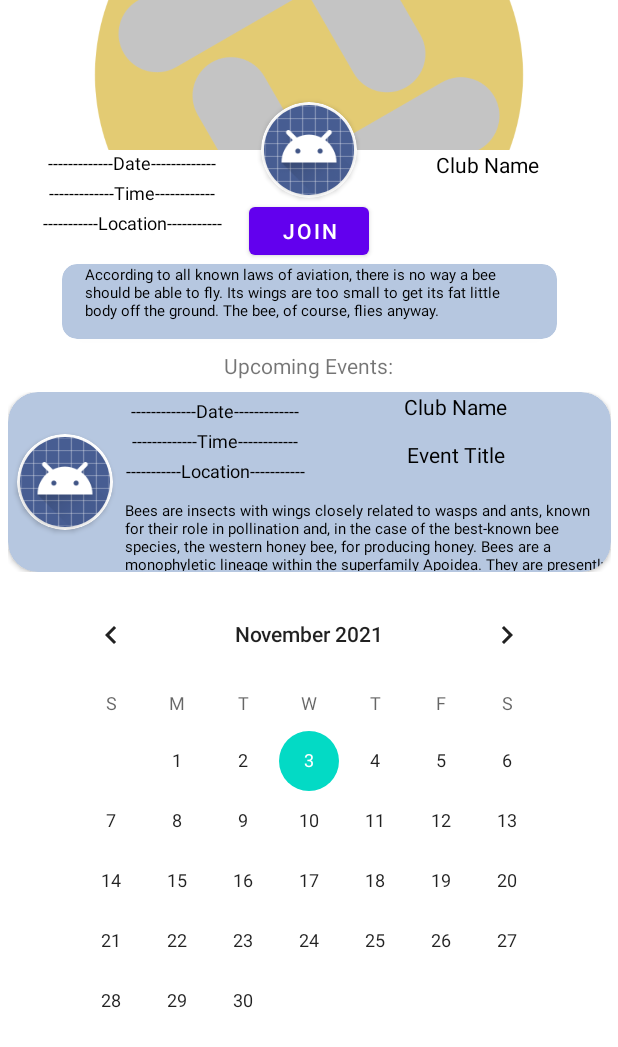
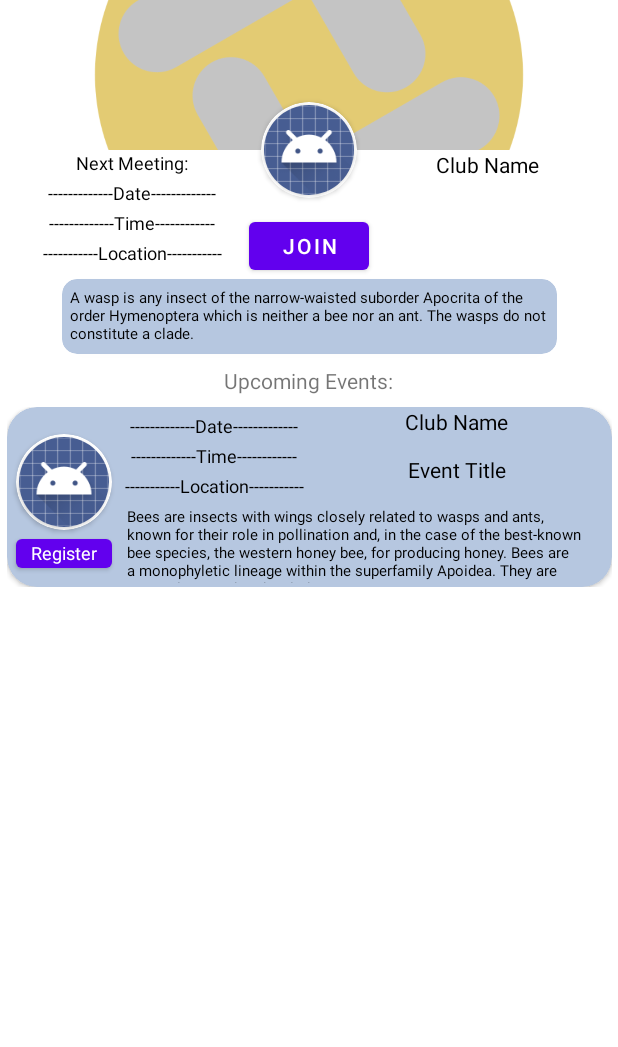
Before and after one commit to Jaspann/Eventified, an Android app: the fragment ClubFragment shown on its own in the app's theme, on a phone screen of 412 x 824 dp. Shown: the top 1047 px of the screen. Run offline under Robolectric (Android 15) with nearby library versions, the phone set to English and light mode, and no system bars.

Commit message:
Add temporary register button on ClubCard.

```diff
--- a/app/src/main/res/layout/club_card.xml
+++ b/app/src/main/res/layout/club_card.xml
@@ -23,7 +23,7 @@
                 android:layout_width="64dp"
                 android:layout_height="64dp"
                 android:layout_marginStart="6dp"
-                android:layout_marginTop="28dp"
+                android:layout_marginTop="18dp"
                 app:cardBackgroundColor="@color/white"
                 app:cardCornerRadius="60dp"
                 app:layout_constraintStart_toStartOf="parent"
@@ -89,15 +89,15 @@
 
             <TextView
                 android:id="@+id/textView3"
-                android:layout_width="324dp"
-                android:layout_height="47dp"
+                android:layout_width="325dp"
+                android:layout_height="55dp"
                 android:layout_marginStart="8dp"
-                android:layout_marginTop="72dp"
+                android:padding="2dp"
                 android:text="@string/example_description"
                 android:textColor="#000000"
                 android:textSize="10sp"
                 app:layout_constraintStart_toEndOf="@+id/cardView2"
-                app:layout_constraintTop_toTopOf="parent"
+                app:layout_constraintTop_toBottomOf="@+id/textView5"
                 tools:ignore="SmallSp" />
 
             <TextView
@@ -110,20 +110,42 @@
                 android:textColor="#000000"
                 android:textSize="14sp"
                 app:layout_constraintEnd_toEndOf="parent"
+                app:layout_constraintHorizontal_bias="1.0"
+                app:layout_constraintStart_toEndOf="@+id/textView2"
                 app:layout_constraintTop_toTopOf="parent" />
 
             <TextView
                 android:id="@+id/textView5"
                 android:layout_width="191dp"
                 android:layout_height="32dp"
-                android:layout_marginEnd="8dp"
                 android:text="@string/event_title"
                 android:textAlignment="center"
                 android:textColor="#000000"
                 android:textSize="14sp"
-                app:layout_constraintEnd_toEndOf="parent"
+                app:layout_constraintStart_toStartOf="@+id/textView4"
                 app:layout_constraintTop_toBottomOf="@+id/textView4" />
+
+            <Button
+                android:id="@+id/button2"
+                android:layout_width="64dp"
+                android:layout_height="31dp"
+                app:layout_constraintStart_toStartOf="@+id/cardView2"
+                app:layout_constraintTop_toBottomOf="@+id/cardView2" />
+
+            <TextView
+                android:layout_width="wrap_content"
+                android:layout_height="18dp"
+                android:elevation="20dp"
+                android:text="Register"
+                android:textSize="12sp"
+                android:textColor="#FFFFFF"
+                app:layout_constraintBottom_toBottomOf="@+id/button2"
+                app:layout_constraintEnd_toEndOf="@+id/button2"
+                app:layout_constraintStart_toStartOf="@+id/button2"
+                app:layout_constraintTop_toBottomOf="@+id/cardView2" />
+
         </androidx.constraintlayout.widget.ConstraintLayout>
     </androidx.cardview.widget.CardView>
 
+
 </androidx.constraintlayout.widget.ConstraintLayout>
--- a/app/src/main/res/layout/fragment_club.xml
+++ b/app/src/main/res/layout/fragment_club.xml
@@ -6,6 +6,9 @@
     android:layout_height="match_parent"
     tools:context=".ClubFragment">
 
+    <ScrollView
+        android:layout_width="match_parent"
+        android:layout_height="match_parent">
         <androidx.constraintlayout.widget.ConstraintLayout
             android:layout_width="wrap_content"
             android:layout_height="wrap_content">
@@ -16,6 +19,7 @@
                 android:layout_width="80dp"
                 android:layout_height="44dp"
                 android:text="@string/join"
+                android:layout_marginTop="10dp"
                 app:layout_constraintEnd_toEndOf="parent"
                 app:layout_constraintStart_toStartOf="parent"
                 app:layout_constraintTop_toBottomOf="@+id/cardView2" />
@@ -36,8 +40,19 @@
                 android:id="@+id/textView2"
                 android:layout_width="120dp"
                 android:layout_height="20dp"
+                android:text="@string/date_placeholder"
+                android:textAlignment="center"
+                android:textColor="#000000"
+                android:textSize="12sp"
+                app:layout_constraintStart_toStartOf="@+id/textView9"
+                app:layout_constraintTop_toBottomOf="@+id/textView9" />
+
+            <TextView
+                android:id="@+id/textView9"
+                android:layout_width="120dp"
+                android:layout_height="20dp"
                 android:layout_marginStart="28dp"
-            android:text="@string/date_placeholder"
+                android:text="@string/next_meeting"
                 android:textAlignment="center"
                 android:textColor="#000000"
                 android:textSize="12sp"
@@ -80,12 +95,12 @@
                 android:id="@+id/cardView2"
                 android:layout_width="64dp"
                 android:layout_height="64dp"
-            android:layout_marginTop="68dp"
                 app:cardBackgroundColor="@color/white"
                 app:cardCornerRadius="60dp"
+                android:layout_marginTop="-32dp"
                 app:layout_constraintEnd_toEndOf="parent"
                 app:layout_constraintStart_toStartOf="parent"
-            app:layout_constraintTop_toTopOf="parent">
+                app:layout_constraintTop_toBottomOf="@+id/bannerImageView">
 
                 <androidx.cardview.widget.CardView
                     android:layout_width="60dp"
@@ -125,8 +140,9 @@
 
                     <TextView
                         android:id="@+id/textView3"
-                    android:layout_width="300dp"
-                    android:layout_height="50dp"
+                        android:layout_width="match_parent"
+                        android:layout_height="match_parent"
+                        android:padding="5dp"
                         android:text="@string/example_description_2"
                         android:textColor="#000000"
                         android:textSize="10sp"
@@ -161,17 +177,8 @@
                 app:layout_constraintTop_toBottomOf="@+id/textView8" />
 
 
-        <CalendarView
-            android:id="@+id/calendarView"
-            android:layout_width="wrap_content"
-            android:layout_height="wrap_content"
-            android:layout_marginTop="8dp"
-            app:layout_constraintEnd_toEndOf="parent"
-            app:layout_constraintStart_toStartOf="parent"
-            app:layout_constraintTop_toBottomOf="@+id/include" />
-
         </androidx.constraintlayout.widget.ConstraintLayout>
 
-
+    </ScrollView>
 
 </FrameLayout>
--- a/app/src/main/res/values/strings.xml
+++ b/app/src/main/res/values/strings.xml
@@ -79,9 +79,10 @@
     <string name="placeholder_time">12:00 AM - 12:00 AM :</string>
     <string name="placeholder_short_event_description">Short Event Description</string>
     <string name="placeholder_location">-----------Location-----------</string>
-    <string name="example_description_2">According to all known laws of aviation, there is no way a bee should be able to fly. Its wings are too small to get its fat little body off the ground. The bee, of course, flies anyway.</string>
+    <string name="example_description_2">A wasp is any insect of the narrow-waisted suborder Apocrita of the order Hymenoptera which is neither a bee nor an ant. The wasps do not constitute a clade.</string>
     <string name="join">Join</string>
     <string name="event_title">Event Title</string>
+    <string name="next_meeting">Next Meeting:</string>
 
 
 </resources>
```
Lines whose indentation alone changed are shown as unchanged.
